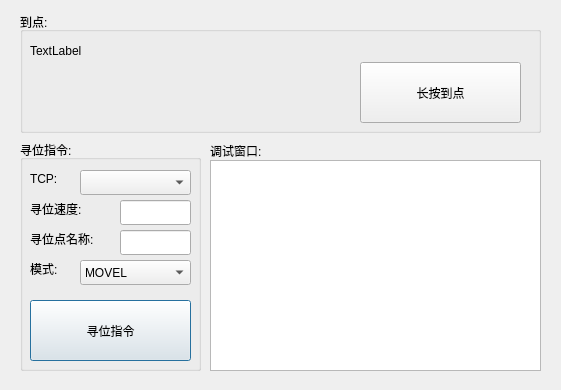
First picture: the form in keysearchdlg.ui, repository qubo188612/qtwelding, before the edit.
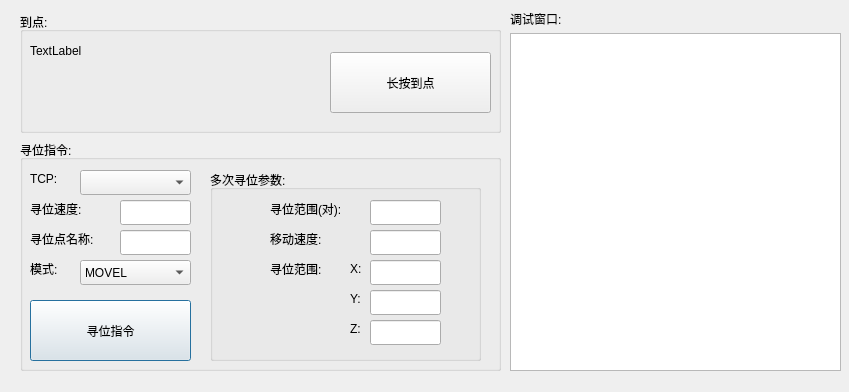
Second picture: the form after the edit.

Diff of the .ui file:
```diff
--- a/keysearchdlg.ui
+++ b/keysearchdlg.ui
@@ -6,8 +6,8 @@
    <rect>
     <x>0</x>
     <y>0</y>
-    <width>561</width>
-    <height>390</height>
+    <width>849</width>
+    <height>392</height>
    </rect>
   </property>
   <property name="windowTitle">
@@ -16,10 +16,10 @@
   <widget class="QTextBrowser" name="record">
    <property name="geometry">
     <rect>
-     <x>210</x>
-     <y>160</y>
+     <x>510</x>
+     <y>33</y>
      <width>331</width>
-     <height>211</height>
+     <height>338</height>
     </rect>
    </property>
   </widget>
@@ -28,7 +28,7 @@
     <rect>
      <x>20</x>
      <y>140</y>
-     <width>181</width>
+     <width>481</width>
      <height>231</height>
     </rect>
    </property>
@@ -155,12 +155,153 @@
      <string>模式:</string>
     </property>
    </widget>
+   <widget class="QGroupBox" name="groupBox">
+    <property name="geometry">
+     <rect>
+      <x>190</x>
+      <y>30</y>
+      <width>271</width>
+      <height>191</height>
+     </rect>
+    </property>
+    <property name="title">
+     <string>多次寻位参数:</string>
+    </property>
+    <widget class="QLineEdit" name="searchsidemovez">
+     <property name="geometry">
+      <rect>
+       <x>160</x>
+       <y>150</y>
+       <width>71</width>
+       <height>25</height>
+      </rect>
+     </property>
+    </widget>
+    <widget class="QLineEdit" name="searchsidespeed">
+     <property name="geometry">
+      <rect>
+       <x>160</x>
+       <y>60</y>
+       <width>71</width>
+       <height>25</height>
+      </rect>
+     </property>
+    </widget>
+    <widget class="QLineEdit" name="searchside">
+     <property name="geometry">
+      <rect>
+       <x>160</x>
+       <y>30</y>
+       <width>71</width>
+       <height>25</height>
+      </rect>
+     </property>
+    </widget>
+    <widget class="QLabel" name="label_15">
+     <property name="geometry">
+      <rect>
+       <x>60</x>
+       <y>30</y>
+       <width>91</width>
+       <height>17</height>
+      </rect>
+     </property>
+     <property name="text">
+      <string>寻位范围(对):</string>
+     </property>
+    </widget>
+    <widget class="QLabel" name="label_20">
+     <property name="geometry">
+      <rect>
+       <x>140</x>
+       <y>120</y>
+       <width>16</width>
+       <height>17</height>
+      </rect>
+     </property>
+     <property name="text">
+      <string>Y:</string>
+     </property>
+    </widget>
+    <widget class="QLabel" name="label_21">
+     <property name="geometry">
+      <rect>
+       <x>140</x>
+       <y>150</y>
+       <width>16</width>
+       <height>17</height>
+      </rect>
+     </property>
+     <property name="text">
+      <string>Z:</string>
+     </property>
+    </widget>
+    <widget class="QLabel" name="label_16">
+     <property name="geometry">
+      <rect>
+       <x>60</x>
+       <y>90</y>
+       <width>71</width>
+       <height>17</height>
+      </rect>
+     </property>
+     <property name="text">
+      <string>寻位范围:</string>
+     </property>
+    </widget>
+    <widget class="QLineEdit" name="searchsidemovey">
+     <property name="geometry">
+      <rect>
+       <x>160</x>
+       <y>120</y>
+       <width>71</width>
+       <height>25</height>
+      </rect>
+     </property>
+    </widget>
+    <widget class="QLabel" name="label_14">
+     <property name="geometry">
+      <rect>
+       <x>60</x>
+       <y>60</y>
+       <width>71</width>
+       <height>17</height>
+      </rect>
+     </property>
+     <property name="text">
+      <string>移动速度:</string>
+     </property>
+    </widget>
+    <widget class="QLabel" name="label_18">
+     <property name="geometry">
+      <rect>
+       <x>140</x>
+       <y>90</y>
+       <width>16</width>
+       <height>17</height>
+      </rect>
+     </property>
+     <property name="text">
+      <string>X:</string>
+     </property>
+    </widget>
+    <widget class="QLineEdit" name="searchsidemovex">
+     <property name="geometry">
+      <rect>
+       <x>160</x>
+       <y>90</y>
+       <width>71</width>
+       <height>25</height>
+      </rect>
+     </property>
+    </widget>
+   </widget>
   </widget>
   <widget class="QLabel" name="label">
    <property name="geometry">
     <rect>
-     <x>210</x>
-     <y>142</y>
+     <x>510</x>
+     <y>10</y>
      <width>67</width>
      <height>17</height>
     </rect>
@@ -174,7 +315,7 @@
     <rect>
      <x>20</x>
      <y>12</y>
-     <width>521</width>
+     <width>481</width>
      <height>121</height>
     </rect>
    </property>
@@ -197,8 +338,8 @@
    <widget class="QPushButton" name="arriveBtn">
     <property name="geometry">
      <rect>
-      <x>340</x>
-      <y>50</y>
+      <x>310</x>
+      <y>40</y>
       <width>161</width>
       <height>61</height>
      </rect>
```
